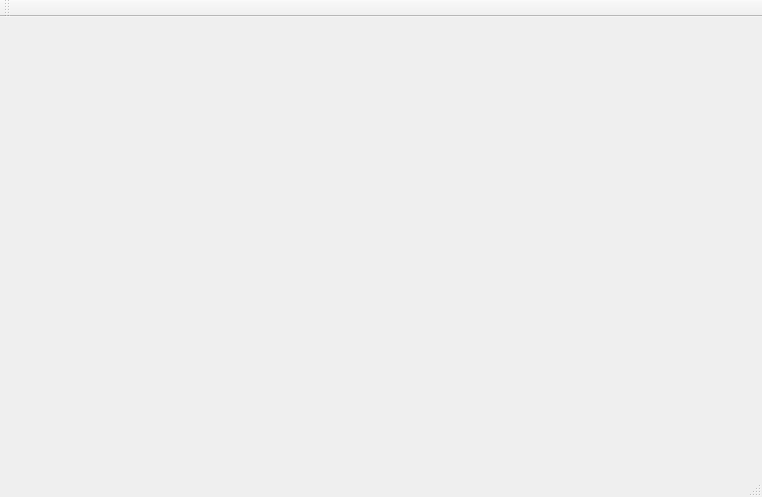
Above: laba4/mainwindow.ui from moskovets/comp_graphic before the change. Below: the same form after it.
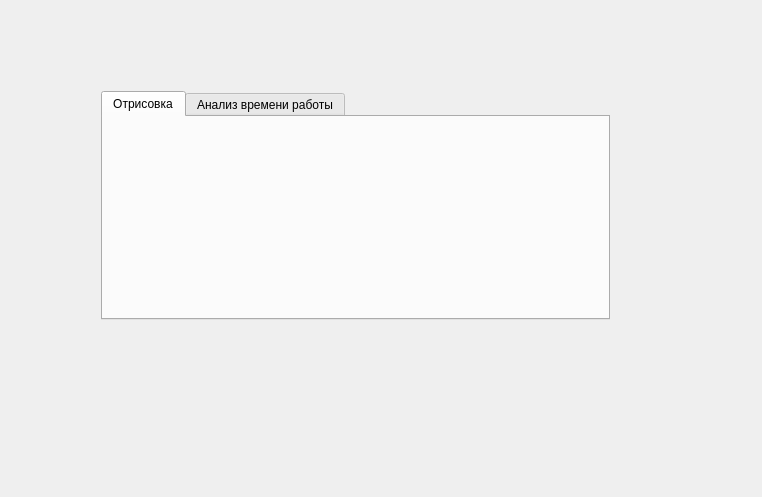
That is the form after the change.

Commit message: add tabs into main interface

What changed in the file:
```diff
--- a/laba4/mainwindow.ui
+++ b/laba4/mainwindow.ui
@@ -13,26 +13,37 @@
   <property name="windowTitle">
    <string>MainWindow</string>
   </property>
-  <widget class="QWidget" name="centralWidget"/>
-  <widget class="QMenuBar" name="menuBar">
+  <widget class="QWidget" name="centralWidget">
+   <widget class="QWidget" name="verticalLayoutWidget">
    <property name="geometry">
     <rect>
-     <x>0</x>
-     <y>0</y>
-     <width>762</width>
-     <height>21</height>
-    </rect>
-   </property>
-  </widget>
-  <widget class="QToolBar" name="mainToolBar">
-   <attribute name="toolBarArea">
-    <enum>TopToolBarArea</enum>
-   </attribute>
-   <attribute name="toolBarBreak">
-    <bool>false</bool>
-   </attribute>
-  </widget>
-  <widget class="QStatusBar" name="statusBar"/>
+      <x>90</x>
+      <y>80</y>
+      <width>531</width>
+      <height>251</height>
+     </rect>
+    </property>
+    <layout class="QVBoxLayout" name="mainLayout">
+     <item>
+      <widget class="QTabWidget" name="tabWidget">
+       <property name="currentIndex">
+        <number>0</number>
+       </property>
+       <widget class="QWidget" name="draw">
+        <attribute name="title">
+         <string>Отрисовка</string>
+        </attribute>
+       </widget>
+       <widget class="QWidget" name="analiz">
+        <attribute name="title">
+         <string>Анализ времени работы</string>
+        </attribute>
+       </widget>
+      </widget>
+     </item>
+    </layout>
+   </widget>
+  </widget>
  </widget>
  <layoutdefault spacing="6" margin="11"/>
  <resources/>
```
Lines whose indentation alone changed are shown as unchanged. The commit also changes 1 other file.
